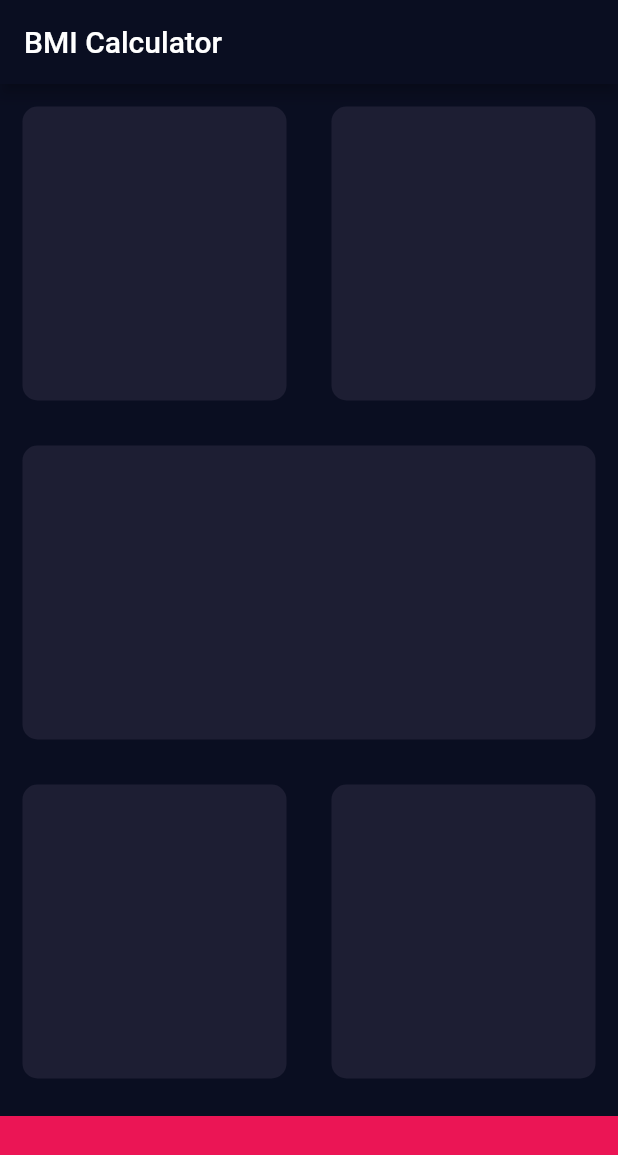
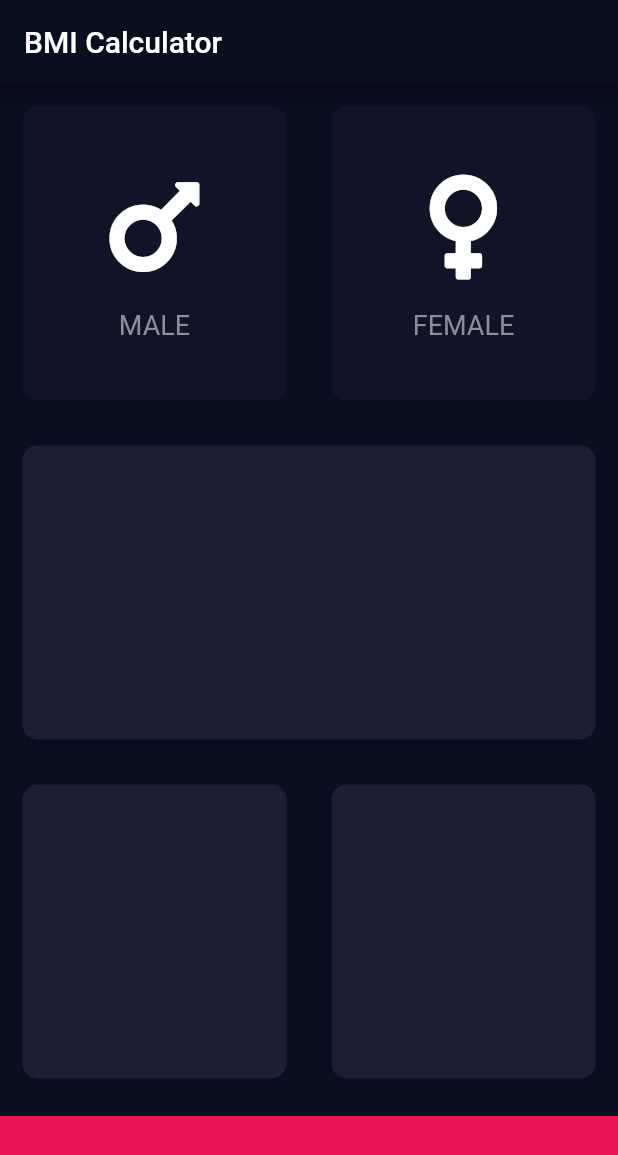
Before and after one commit to afpaiva/bmi_calculator, a Flutter app: the screen it shows after launch, on a phone screen of 412 x 824 dp. Shown: the top 1155 px of the screen. Run offline on Flutter 3.47's test engine with Material 2 defaults, Android fonts, the phone set to English and light mode, and no system bars; our stand-ins replace font_awesome_flutter.

Commit message:
code refactor

```diff
--- /dev/null
+++ b/lib/genderCardContent.dart
@@ -0,0 +1,31 @@
+import 'package:flutter/material.dart';
+
+class GenderCardContent extends StatelessWidget {
+  GenderCardContent({required this.icon, this.gender = ''});
+
+  final IconData icon;
+  final String gender;
+
+  @override
+  Widget build(BuildContext context) {
+    return Column(
+      mainAxisAlignment: MainAxisAlignment.center,
+      children: [
+        Icon(
+          icon,
+          size: 80.0,
+        ),
+        SizedBox(
+          height: 15.0,
+        ),
+        Text(
+          gender,
+          style: TextStyle(
+            fontSize: 18.0,
+            color: Color(0xFF8D8E98),
+          ),
+        )
+      ],
+    );
+  }
+}
--- a/lib/input_page.dart
+++ b/lib/input_page.dart
@@ -1,9 +1,14 @@
 import 'package:flutter/material.dart';
+import 'package:font_awesome_flutter/font_awesome_flutter.dart';
+import 'genderCardContent.dart';
 import 'reusableCard.dart';
 
 const Color CARD_BACKGROUND_COLOR = Color(0xFF1D1E33);
+const Color INACTIVE_BACKGROUND_COLOR = Color(0xFF111328);
 const Color ACCENT_COLOR = Color(0xFFEB1555);
 const double BOTTOM_BAR_HEIGHT = 80.0;
+
+enum Gender { female, male, none }
 
 class InputPage extends StatefulWidget {
   @override
@@ -11,6 +16,8 @@ class InputPage extends StatefulWidget {
 }
 
 class _InputPageState extends State<InputPage> {
+  Gender selectedGender = Gender.none;
+
   @override
   Widget build(BuildContext context) {
     return Scaffold(
@@ -24,18 +31,42 @@ class _InputPageState extends State<InputPage> {
             children: [
               Expanded(
                 child: ReusableCard(
-                  cardColor: CARD_BACKGROUND_COLOR,
+                  onPress: () {
+                    setState(() {
+                      selectedGender = Gender.male;
+                    });
+                  },
+                  cardChild: GenderCardContent(
+                    icon: FontAwesomeIcons.mars,
+                    gender: 'MALE',
+                  ),
+                  cardColor: selectedGender == Gender.male
+                      ? CARD_BACKGROUND_COLOR
+                      : INACTIVE_BACKGROUND_COLOR,
                 ),
               ),
               Expanded(
                 child: ReusableCard(
-                  cardColor: CARD_BACKGROUND_COLOR,
+                  onPress: () {
+                    setState(() {
+                      selectedGender = Gender.female;
+                    });
+                  },
+                  cardChild: GenderCardContent(
+                    gender: 'FEMALE',
+                    icon: FontAwesomeIcons.venus,
+                  ),
+                  cardColor: selectedGender == Gender.female
+                      ? CARD_BACKGROUND_COLOR
+                      : INACTIVE_BACKGROUND_COLOR,
                 ),
               )
             ],
           )),
           Expanded(
             child: ReusableCard(
+              onPress: () {},
+              cardChild: Row(),
               cardColor: CARD_BACKGROUND_COLOR,
             ),
           ),
@@ -44,11 +75,15 @@ class _InputPageState extends State<InputPage> {
               children: [
                 Expanded(
                   child: ReusableCard(
+                    onPress: () {},
+                    cardChild: Column(),
                     cardColor: CARD_BACKGROUND_COLOR,
                   ),
                 ),
                 Expanded(
                   child: ReusableCard(
+                    onPress: () {},
+                    cardChild: Column(),
                     cardColor: CARD_BACKGROUND_COLOR,
                   ),
                 ),
--- a/lib/reusableCard.dart
+++ b/lib/reusableCard.dart
@@ -1,17 +1,26 @@
 import 'package:flutter/material.dart';
 
 class ReusableCard extends StatelessWidget {
-  ReusableCard({required this.cardColor});
+  ReusableCard(
+      {required this.cardColor,
+      required this.cardChild,
+      required this.onPress});
 
   final Color cardColor;
+  final Widget cardChild;
+  final VoidCallback onPress;
 
   @override
   Widget build(BuildContext context) {
-    return Container(
-      margin: EdgeInsets.all(15.0),
-      decoration: BoxDecoration(
-        color: cardColor,
-        borderRadius: BorderRadius.circular(10.0),
+    return GestureDetector(
+      onTap: onPress,
+      child: Container(
+        child: cardChild,
+        margin: EdgeInsets.all(15.0),
+        decoration: BoxDecoration(
+          color: cardColor,
+          borderRadius: BorderRadius.circular(10.0),
+        ),
       ),
     );
   }
```
Also changed, not shown: pubspec.yaml (+5 -6 lines), pubspec.lock.
